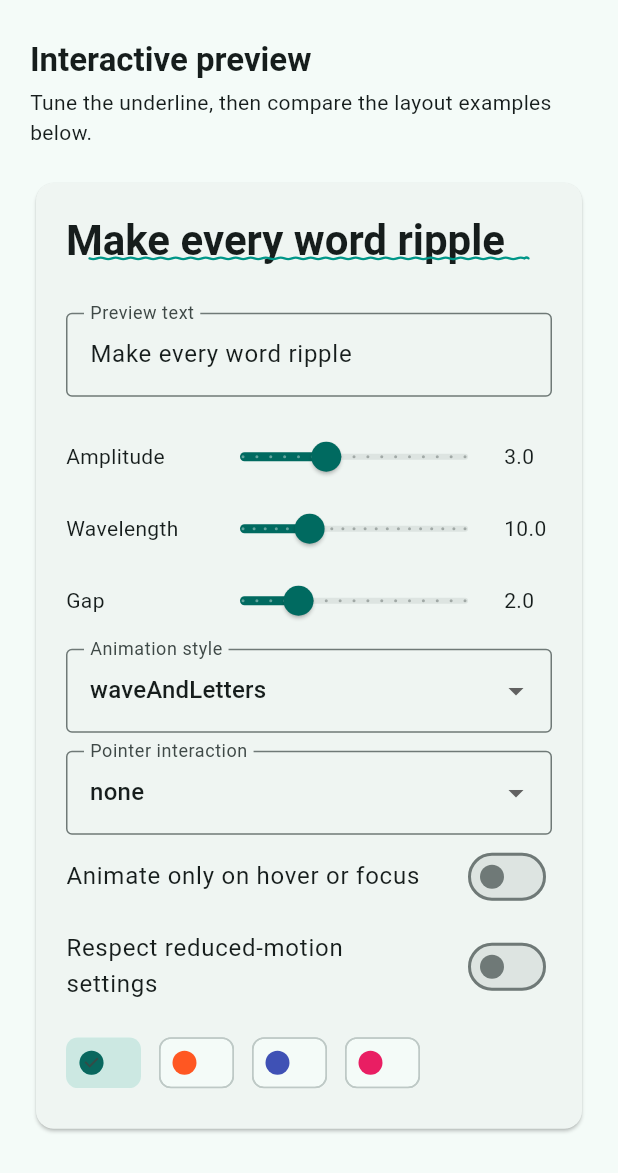
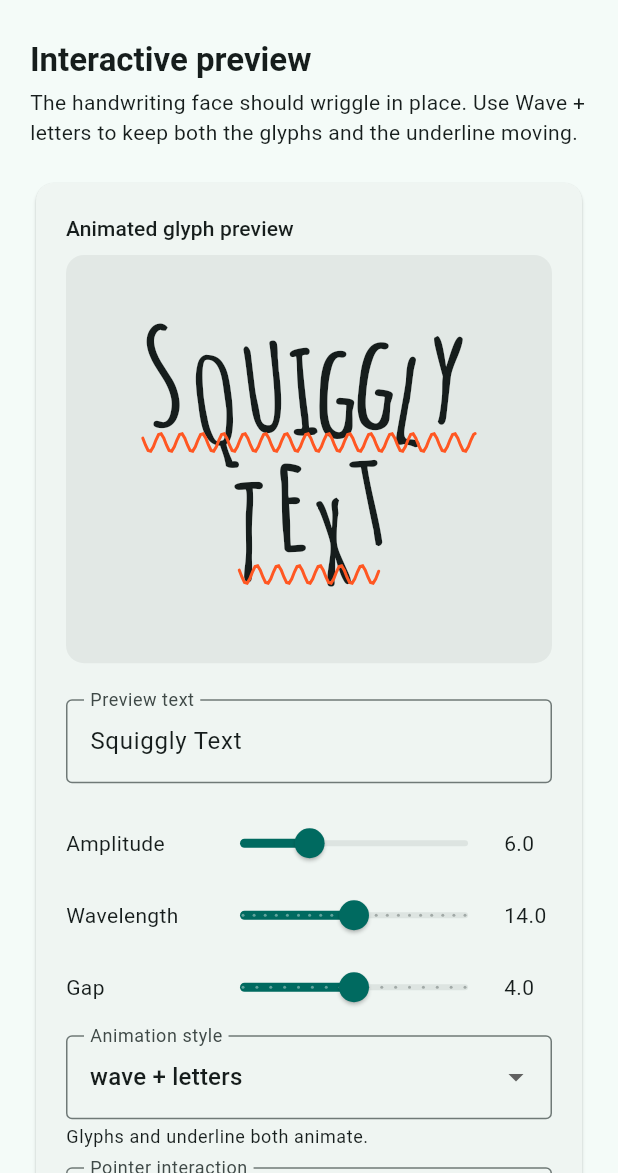
Before and after one commit to ortal83cohen/Flutter-Squiggly-Text, a Flutter app: the screen it shows after launch, on a phone screen of 412 x 824 dp, the part 63-1236 px from its top. Run offline on Flutter 3.47's test engine with Material 3 defaults, Android fonts, the phone set to English and light mode, and no system bars.

Commit message:
fix example

```diff
--- a/example/lib/main.dart
+++ b/example/lib/main.dart
@@ -43,12 +43,12 @@ class _ExamplePageState extends State<ExamplePage> {
   ];
 
   final _textController = TextEditingController(
-    text: 'Make every word ripple',
+    text: 'Squiggly Text',
   );
-  double _amplitude = 3;
-  double _wavelength = 10;
-  double _gap = 2;
-  Color _squiggleColor = Colors.teal;
+  double _amplitude = 6;
+  double _wavelength = 14;
+  double _gap = 4;
+  Color _squiggleColor = Colors.deepOrange;
   SquigglyAnimationStyle _animationStyle =
       SquigglyAnimationStyle.waveAndLetters;
   SquigglyHoverBehavior _hoverBehavior = SquigglyHoverBehavior.none;
@@ -64,9 +64,12 @@ class _ExamplePageState extends State<ExamplePage> {
   @override
   Widget build(BuildContext context) {
     final theme = Theme.of(context);
-    final previewStyle = theme.textTheme.headlineMedium?.copyWith(
+    const previewStyle = TextStyle(
+      fontFamily: 'AmaticSC',
+      fontSize: 88,
       fontWeight: FontWeight.w700,
-      color: theme.colorScheme.onSurface,
+      height: 1,
+      color: Color(0xFF1A1A1A),
     );
 
     return Scaffold(
@@ -84,7 +87,7 @@ class _ExamplePageState extends State<ExamplePage> {
           ),
           const SizedBox(height: 4),
           Text(
-            'Tune the underline, then compare the layout examples below.',
+            'The handwriting face should wriggle in place. Use Wave + letters to keep both the glyphs and the underline moving.',
             style: theme.textTheme.bodyMedium,
           ),
           const SizedBox(height: 20),
@@ -94,18 +97,40 @@ class _ExamplePageState extends State<ExamplePage> {
               child: Column(
                 crossAxisAlignment: CrossAxisAlignment.stretch,
                 children: [
-                  SquigglyText(
+                  Text(
+                    'Animated glyph preview',
+                    style: theme.textTheme.labelLarge,
+                  ),
+                  const SizedBox(height: 8),
+                  DecoratedBox(
+                    decoration: BoxDecoration(
+                      color: theme.colorScheme.onSurface.withValues(alpha: 0.06),
+                      borderRadius: BorderRadius.circular(12),
+                    ),
+                    child: Padding(
+                      padding: const EdgeInsets.symmetric(
+                        horizontal: 16,
+                        vertical: 28,
+                      ),
+                      child: SquigglyText(
                         _textController.text,
-                    style: previewStyle,
+                        style: previewStyle.copyWith(
+                          color: theme.colorScheme.onSurface,
+                        ),
                         squiggleColor: _squiggleColor,
                         amplitude: _amplitude,
                         wavelength: _wavelength,
                         gap: _gap,
+                        strokeWidth: 2,
                         textAlign: TextAlign.center,
                         animationStyle: _animationStyle,
+                        speed: 2.4,
+                        stagger: 0.9,
                         hoverBehavior: _hoverBehavior,
                         hoverOnly: _hoverOnly,
                         respectReducedMotion: _respectReducedMotion,
+                      ),
+                    ),
                   ),
                   const SizedBox(height: 24),
                   TextField(
@@ -121,8 +146,8 @@ class _ExamplePageState extends State<ExamplePage> {
                     label: 'Amplitude',
                     value: _amplitude,
                     min: 0,
-                    max: 8,
-                    divisions: 16,
+                    max: 20,
+                    divisions: 40,
                     onChanged: (value) => setState(() => _amplitude = value),
                   ),
                   _SliderSetting(
@@ -148,11 +173,22 @@ class _ExamplePageState extends State<ExamplePage> {
                       labelText: 'Animation style',
                       border: OutlineInputBorder(),
                     ),
-                    items: [
-                      for (final style in SquigglyAnimationStyle.values)
+                    items: const [
                       DropdownMenuItem(
-                          value: style,
-                          child: Text(style.name),
+                        value: SquigglyAnimationStyle.none,
+                        child: Text('none (static)'),
+                      ),
+                      DropdownMenuItem(
+                        value: SquigglyAnimationStyle.wave,
+                        child: Text('wave (underline only)'),
+                      ),
+                      DropdownMenuItem(
+                        value: SquigglyAnimationStyle.letters,
+                        child: Text('letters (glyphs only)'),
+                      ),
+                      DropdownMenuItem(
+                        value: SquigglyAnimationStyle.waveAndLetters,
+                        child: Text('wave + letters'),
                       ),
                     ],
                     onChanged: (style) {
@@ -160,6 +196,18 @@ class _ExamplePageState extends State<ExamplePage> {
                         setState(() => _animationStyle = style);
                       }
                     },
+                  ),
+                  const SizedBox(height: 4),
+                  Text(
+                    _animationStyle == SquigglyAnimationStyle.wave
+                        ? 'Wave moves the underline only. Choose wave + letters to animate the glyphs.'
+                        : _animationStyle == SquigglyAnimationStyle.letters
+                            ? 'Letters wriggle in place. The underline stays static.'
+                            : _animationStyle ==
+                                    SquigglyAnimationStyle.waveAndLetters
+                                ? 'Glyphs and underline both animate.'
+                                : 'Static text and underline.',
+                    style: theme.textTheme.bodySmall,
                   ),
                   const SizedBox(height: 12),
                   DropdownButtonFormField<SquigglyHoverBehavior>(
--- a/example/pubspec.yaml
+++ b/example/pubspec.yaml
@@ -26,3 +26,9 @@ dev_dependencies:
 flutter:
   uses-material-design: true
   generate: true
+  fonts:
+    - family: AmaticSC
+      fonts:
+        - asset: fonts/AmaticSC-Regular.ttf
+        - asset: fonts/AmaticSC-Bold.ttf
+          weight: 700
--- a/lib/flutter_squiggly_text.dart
+++ b/lib/flutter_squiggly_text.dart
@@ -96,7 +96,10 @@ class SquigglyText extends StatefulWidget {
   /// The squiggle color. Defaults to [style]'s color or the current theme.
   final Color? squiggleColor;
 
-  /// The height of the wave in logical pixels.
+  /// The height of the underline wave in logical pixels.
+  ///
+  /// Letter animation uses the larger of this value and a fraction of the
+  /// font size so glyph motion stays visible.
   final double amplitude;
 
   /// The distance between matching points in consecutive waves.
@@ -388,7 +391,37 @@ class _SquigglyTextPainter extends CustomPainter {
   List<_GraphemeLayout> _graphemes = const [];
   bool _canPaintLetters = false;
 
-  double get height => textPainter.height + gap + amplitude + strokeWidth;
+  double get _glyphAmplitude {
+    final fontSize = style.fontSize ?? 14;
+    return math.min(
+      fontSize * 0.35,
+      math.max(amplitude, fontSize * 0.16),
+    );
+  }
+
+  bool get _animatesLetters =>
+      animation != null &&
+      (animationStyle == SquigglyAnimationStyle.letters ||
+          animationStyle == SquigglyAnimationStyle.waveAndLetters);
+
+  bool get _animatesWave =>
+      animation != null &&
+      (animationStyle == SquigglyAnimationStyle.wave ||
+          animationStyle == SquigglyAnimationStyle.waveAndLetters);
+
+  double get _glyphMotionInset =>
+      animationStyle == SquigglyAnimationStyle.letters ||
+              animationStyle == SquigglyAnimationStyle.waveAndLetters ||
+              hoverBehavior != SquigglyHoverBehavior.none
+          ? _glyphAmplitude
+          : 0;
+
+  double get height =>
+      textPainter.height +
+      gap +
+      amplitude +
+      strokeWidth +
+      _glyphMotionInset * 2;
 
   void layout({required double maxWidth}) {
     textPainter.layout(maxWidth: maxWidth);
@@ -407,6 +440,8 @@ class _SquigglyTextPainter extends CustomPainter {
 
   @override
   void paint(Canvas canvas, Size size) {
+    canvas.save();
+    canvas.translate(0, _glyphMotionInset);
     if (_canPaintLetters) {
       _paintLetters(canvas);
     } else {
@@ -424,18 +459,35 @@ class _SquigglyTextPainter extends CustomPainter {
       if (width <= 0 || amplitude == 0) {
         continue;
       }
+      canvas.drawPath(_underlinePath(line, size.width), paint);
+    }
+    canvas.restore();
+  }
+
+  Path _underlinePath(LineMetrics line, double width) {
     final path = Path();
-      final startX = _lineStart(line, size.width);
+    final startX = _lineStart(line, width);
     final baseline = line.baseline + gap + strokeWidth / 2;
-      final phase = _phase;
+    final lineWidth = line.width;
+    if (_animatesWave) {
+      final sample = math.max(1.5, wavelength / 8);
+      double waveY(double x) =>
+          baseline +
+          amplitude * math.sin(2 * math.pi * x / wavelength + _phase);
+      path.moveTo(startX, waveY(0));
+      for (var x = sample; x < lineWidth; x += sample) {
+        path.lineTo(startX + x, waveY(x));
+      }
+      path.lineTo(startX + lineWidth, waveY(lineWidth));
+      return path;
+    }
+
     final step = wavelength / 2;
     path.moveTo(startX, baseline);
-      for (var x = 0.0; x < width; x += step) {
-        final endX = math.min(x + step, width);
+    for (var x = 0.0; x < lineWidth; x += step) {
+      final endX = math.min(x + step, lineWidth);
       final controlX = x + (endX - x) / 2;
-        final direction = animation == null
-            ? (((x / step).round().isEven) ? 1 : -1).toDouble()
-            : math.sin(2 * math.pi * controlX / wavelength + phase);
+      final direction = ((x / step).round().isEven ? 1 : -1).toDouble();
       path.quadraticBezierTo(
         startX + controlX,
         baseline + amplitude * direction,
@@ -443,8 +495,7 @@ class _SquigglyTextPainter extends CustomPainter {
         baseline,
       );
     }
-      canvas.drawPath(path, paint);
-    }
+    return path;
   }
 
   double get _phase => (animation?.value ?? 0) * 2 * math.pi * speed;
@@ -453,14 +504,27 @@ class _SquigglyTextPainter extends CustomPainter {
     for (final grapheme in _graphemes) {
       final center = grapheme.offset +
           Offset(grapheme.painter.width / 2, grapheme.painter.height / 2);
-      final letterPhase = _phase + grapheme.index * stagger;
-      final targetOffset = math.sin(letterPhase) * grapheme.amplitude;
       final influence = _influence(center);
       final pointerOffset =
           _pointerOffsetForGrapheme(grapheme, center, influence);
-      final offset = targetOffset * (1 - fluidity * 0.35) + pointerOffset.dy;
+      var dx = pointerOffset.dx;
+      var dy = pointerOffset.dy;
+      var rotation = 0.0;
+      if (_animatesLetters) {
+        final motion = _glyphMotion(grapheme);
+        dx += motion.dx;
+        dy += motion.dy;
+        rotation = motion.rotation;
+      }
       canvas.save();
-      canvas.translate(pointerOffset.dx, offset);
+      canvas.translate(center.dx + dx, center.dy + dy);
+      if (rotation != 0) {
+        canvas.rotate(rotation);
+      }
+      canvas.translate(
+        -grapheme.painter.width / 2,
+        -grapheme.painter.height / 2,
+      );
       if (hoverBehavior == SquigglyHoverBehavior.highlight && influence > 0) {
         final highlightedPainter = TextPainter(
           text: TextSpan(
@@ -477,12 +541,25 @@ class _SquigglyTextPainter extends CustomPainter {
           locale: textPainter.locale,
           strutStyle: textPainter.strutStyle,
         )..layout();
-        highlightedPainter.paint(canvas, grapheme.offset);
+        highlightedPainter.paint(canvas, Offset.zero);
       } else {
-        grapheme.painter.paint(canvas, grapheme.offset);
+        grapheme.painter.paint(canvas, Offset.zero);
       }
       canvas.restore();
     }
+  }
+
+  ({double dx, double dy, double rotation}) _glyphMotion(
+    _GraphemeLayout grapheme,
+  ) {
+    final seed = grapheme.index * (stagger + 2.399);
+    final phase = _phase;
+    final letterAmplitude = grapheme.amplitude;
+    return (
+      dx: math.cos(phase * 1.17 + seed * 1.7) * letterAmplitude * 0.45,
+      dy: math.sin(phase + seed) * letterAmplitude,
+      rotation: math.sin(phase * 0.85 + seed * 2.1) * 0.14,
+    );
   }
 
   Offset _pointerOffsetForGrapheme(
@@ -588,7 +665,7 @@ class _SquigglyTextPainter extends CustomPainter {
             box.left,
             line.baseline - letterMetrics.single.baseline,
           ),
-          amplitude: math.min(3, line.height * 0.08),
+          amplitude: _glyphAmplitude,
         ),
       );
       start = end;
@@ -612,13 +689,28 @@ class _SquigglyTextPainter extends CustomPainter {
   }
 
   LineMetrics? _lineForBox(List<LineMetrics> lines, TextBox box) {
+    if (lines.isEmpty) {
+      return null;
+    }
+    if (lines.length == 1) {
+      return lines.single;
+    }
+    final boxMid = (box.top + box.bottom) / 2;
+    LineMetrics? best;
+    var bestDistance = double.infinity;
     for (final line in lines) {
       final lineTop = line.baseline - line.ascent;
-      if ((lineTop - box.top).abs() < 0.5) {
+      final lineBottom = line.baseline + line.descent;
+      if (boxMid >= lineTop - 1 && boxMid <= lineBottom + 1) {
         return line;
       }
+      final distance = ((lineTop + lineBottom) / 2 - boxMid).abs();
+      if (distance < bestDistance) {
+        bestDistance = distance;
+        best = line;
       }
-    return null;
+    }
+    return best;
   }
 
   bool _containsAmbiguousShaping(String text) {
```
Also changed, not shown: example/fonts/OFL.txt (added, +93 -0 lines), example/fonts/AmaticSC-Bold.ttf (added), example/fonts/AmaticSC-Regular.ttf (added), 8 other files. Lines whose indentation alone changed are shown as unchanged.
